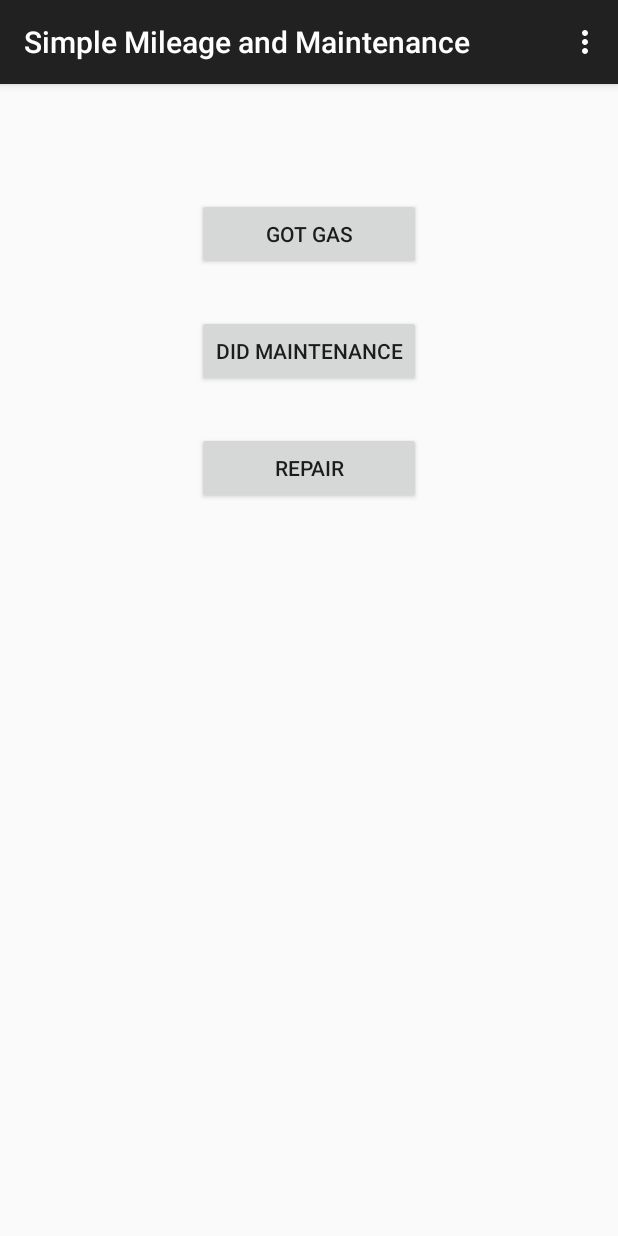
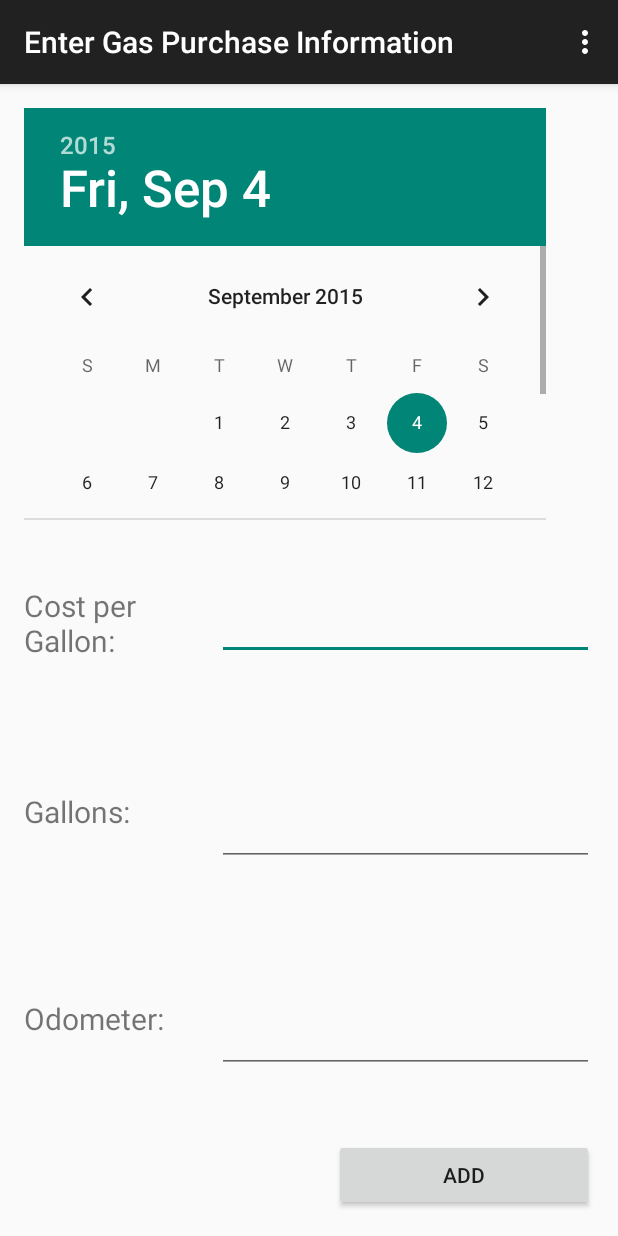
Before and after one commit to deplicator/simple-mileage-and-maintenance, an Android app: the screen it shows after launch (MainActivity before the commit, EnterGasActivity after it), after a tap on "GOT GAS", on a phone screen of 412 x 824 dp. Run offline under Robolectric (Android 15) with nearby library versions, the light colour scheme and no system bars.

Commit message:
Playing with entering data.

```diff
--- a/app/src/main/AndroidManifest.xml
+++ b/app/src/main/AndroidManifest.xml
@@ -17,7 +17,7 @@
             </intent-filter>
         </activity>
         <activity
-            android:name=".GotgasActivity"
+            android:name=".EnterGasActivity"
             android:label="@string/title_activity_gotgas" >
         </activity>
     </application>
--- /dev/null
+++ b/app/src/main/java/net/geekwagon/apps/simplemileageandmaintenance/EnterGasActivity.java
@@ -0,0 +1,93 @@
+package net.geekwagon.apps.simplemileageandmaintenance;
+
+import android.app.AlertDialog;
+import android.content.DialogInterface;
+import android.support.v7.app.AppCompatActivity;
+import android.os.Bundle;
+import android.util.Log;
+import android.view.Menu;
+import android.view.MenuItem;
+import android.view.View;
+import android.widget.Button;
+import android.widget.DatePicker;
+import android.widget.EditText;
+
+public class EnterGasActivity extends AppCompatActivity {
+    private static final String TAG = EnterGasActivity.class.getSimpleName();
+
+    @Override
+    protected void onCreate(Bundle savedInstanceState) {
+
+        super.onCreate(savedInstanceState);
+        setContentView(R.layout.activity_entergas);
+
+        Button yourButton = (Button) findViewById(R.id.gas_ok_btn);
+
+
+
+        yourButton.setOnClickListener(new View.OnClickListener() {
+            public void onClick(View v) {
+
+                // Getting date
+                DatePicker gas_date = (DatePicker) findViewById(R.id.gas_date_field);
+                int day = gas_date.getDayOfMonth();
+                int month = gas_date.getMonth() + 1;
+                int year = gas_date.getYear();
+
+                // Gas cost
+                EditText gas_cost_field = (EditText) findViewById(R.id.gas_cost_field) ;
+                float gas_cost = Float.parseFloat(gas_cost_field.getText().toString());
+
+                // Gas gallons
+                EditText gas_gallons_field = (EditText) findViewById(R.id.gas_gallons_field) ;
+                float gas_gallons = Float.parseFloat(gas_gallons_field.getText().toString());
+
+                // Gas odometer
+                EditText gas_odometer_field = (EditText) findViewById(R.id.gas_odometer_field) ;
+                float gas_odometer = Float.parseFloat(gas_odometer_field.getText().toString());
+
+
+                Log.d(TAG, "clicked on add! cost:" + gas_cost + ", gallons: " + gas_gallons + "odo: " + gas_odometer);
+                AlertDialog.Builder alertdlg = new AlertDialog.Builder(v.getContext());
+                alertdlg.setMessage("are you sure?");
+                alertdlg.setPositiveButton("Looks Good", new DialogInterface.OnClickListener() {
+
+                    @Override
+                    public void onClick(DialogInterface dialog, int which) {
+                        Log.d(TAG, "yes");
+                    }
+                });
+                alertdlg.setNegativeButton("Let me change that", new DialogInterface.OnClickListener() {
+
+                    @Override
+                    public void onClick(DialogInterface dialog, int which) {
+                        Log.d(TAG, "no");
+                    }
+                });
+            }
+        });
+    }
+
+
+    @Override
+    public boolean onCreateOptionsMenu(Menu menu) {
+        // Inflate the menu; this adds items to the action bar if it is present.
+        getMenuInflater().inflate(R.menu.menu_gotgas, menu);
+        return true;
+    }
+
+    @Override
+    public boolean onOptionsItemSelected(MenuItem item) {
+        // Handle action bar item clicks here. The action bar will
+        // automatically handle clicks on the Home/Up button, so long
+        // as you specify a parent activity in AndroidManifest.xml.
+        int id = item.getItemId();
+
+        //noinspection SimplifiableIfStatement
+        if (id == R.id.action_settings) {
+            return true;
+        }
+
+        return super.onOptionsItemSelected(item);
+    }
+}
--- a/app/src/main/java/net/geekwagon/apps/simplemileageandmaintenance/GotGasActivity.java
+++ /dev/null
@@ -1,37 +0,0 @@
-package net.geekwagon.apps.simplemileageandmaintenance;
-
-import android.support.v7.app.AppCompatActivity;
-import android.os.Bundle;
-import android.view.Menu;
-import android.view.MenuItem;
-
-public class GotgasActivity extends AppCompatActivity {
-
-    @Override
-    protected void onCreate(Bundle savedInstanceState) {
-        super.onCreate(savedInstanceState);
-        setContentView(R.layout.activity_gotgas);
-    }
-
-    @Override
-    public boolean onCreateOptionsMenu(Menu menu) {
-        // Inflate the menu; this adds items to the action bar if it is present.
-        getMenuInflater().inflate(R.menu.menu_gotgas, menu);
-        return true;
-    }
-
-    @Override
-    public boolean onOptionsItemSelected(MenuItem item) {
-        // Handle action bar item clicks here. The action bar will
-        // automatically handle clicks on the Home/Up button, so long
-        // as you specify a parent activity in AndroidManifest.xml.
-        int id = item.getItemId();
-
-        //noinspection SimplifiableIfStatement
-        if (id == R.id.action_settings) {
-            return true;
-        }
-
-        return super.onOptionsItemSelected(item);
-    }
-}
--- a/app/src/main/java/net/geekwagon/apps/simplemileageandmaintenance/MainActivity.java
+++ b/app/src/main/java/net/geekwagon/apps/simplemileageandmaintenance/MainActivity.java
@@ -8,8 +8,6 @@ import android.view.MenuItem;
 import android.widget.Button;
 import android.view.View;
 
-import android.util.Log;
-
 public class MainActivity extends AppCompatActivity {
 
     @Override
@@ -17,11 +15,11 @@ public class MainActivity extends AppCompatActivity {
         super.onCreate(savedInstanceState);
         setContentView(R.layout.activity_main);
 
-        Button yourButton = (Button) findViewById(R.id.bt_to_screen_gas);
+        Button yourButton = (Button) findViewById(R.id.gas_enterinfo_btn);
 
         yourButton.setOnClickListener(new View.OnClickListener() {
             public void onClick(View view) {
-                startActivity(new Intent(view.getContext(), GotgasActivity.class));
+                startActivity(new Intent(view.getContext(), EnterGasActivity.class));
             }
         });
     }
--- /dev/null
+++ b/app/src/main/res/layout/activity_entergas.xml
@@ -0,0 +1,111 @@
+<RelativeLayout xmlns:android="http://schemas.android.com/apk/res/android"
+    xmlns:tools="http://schemas.android.com/tools" android:layout_width="match_parent"
+    android:layout_height="match_parent" android:paddingLeft="@dimen/activity_horizontal_margin"
+    android:paddingRight="@dimen/activity_horizontal_margin"
+    android:paddingTop="@dimen/activity_vertical_margin"
+    android:paddingBottom="@dimen/activity_vertical_margin"
+    tools:context="net.geekwagon.apps.simplemileageandmaintenance.EnterGasActivity">
+
+    <LinearLayout
+        android:orientation="vertical"
+        android:layout_width="match_parent"
+        android:layout_height="match_parent"
+        android:weightSum="1">
+
+        <DatePicker
+            android:layout_width="match_parent"
+            android:layout_height="0dp"
+            android:id="@+id/gas_date_field"
+            android:layout_alignParentTop="true"
+            android:layout_weight="0.4" />
+
+        <LinearLayout
+            android:orientation="horizontal"
+            android:layout_width="match_parent"
+            android:layout_height="0dp"
+            android:layout_weight=".2">
+
+            <TextView
+                android:layout_width="0dp"
+                android:layout_height="50dp"
+                android:text="Cost per Gallon:"
+                android:id="@+id/textView3"
+                android:textSize="20sp"
+                android:layout_gravity="center_vertical"
+                android:layout_weight=".34" />
+
+            <EditText
+                android:layout_width="0dp"
+                android:layout_height="50dp"
+                android:inputType="numberDecimal"
+                android:ems="10"
+                android:id="@+id/gas_cost_field"
+                android:layout_gravity="center_vertical"
+                android:layout_weight="0.66" />
+        </LinearLayout>
+
+        <LinearLayout
+            android:orientation="horizontal"
+            android:layout_width="match_parent"
+            android:layout_height="0dp"
+            android:layout_weight=".2" >
+
+            <TextView
+                android:layout_width="0dp"
+                android:layout_height="50dp"
+                android:text="Gallons:"
+                android:id="@+id/textView2"
+                android:textSize="20sp"
+                android:layout_gravity="center_vertical"
+                android:layout_weight=".34" />
+
+            <EditText
+                android:layout_width="0dp"
+                android:layout_height="50dp"
+                android:inputType="numberDecimal"
+                android:ems="10"
+                android:id="@+id/gas_gallons_field"
+                android:layout_gravity="center_vertical"
+                android:layout_weight="0.66" />
+        </LinearLayout>
+
+        <LinearLayout
+            android:orientation="horizontal"
+            android:layout_width="match_parent"
+            android:layout_height="0dp"
+            android:layout_weight=".2" >
+
+            <TextView
+                android:layout_width="0dp"
+                android:layout_height="50dp"
+                android:text="Odometer:"
+                android:id="@+id/textView"
+                android:textSize="20sp"
+                android:layout_gravity="center_vertical"
+                android:layout_weight=".34" />
+
+            <EditText
+                android:layout_width="0dp"
+                android:layout_height="50dp"
+                android:inputType="numberDecimal"
+                android:ems="10"
+                android:id="@+id/gas_odometer_field"
+                android:layout_gravity="center_vertical"
+                android:layout_weight="0.66" />
+        </LinearLayout>
+
+        <Button
+            android:layout_width="173dp"
+            android:layout_height="wrap_content"
+            android:text="Add"
+            android:id="@+id/gas_ok_btn"
+            android:layout_alignParentBottom="true"
+            android:layout_alignParentRight="true"
+            android:layout_alignParentEnd="true"
+            android:layout_gravity="center_vertical|right" />
+
+
+    </LinearLayout>
+
+
+</RelativeLayout>
--- a/app/src/main/res/layout/activity_gotgas.xml
+++ /dev/null
@@ -1,12 +0,0 @@
-<RelativeLayout xmlns:android="http://schemas.android.com/apk/res/android"
-    xmlns:tools="http://schemas.android.com/tools" android:layout_width="match_parent"
-    android:layout_height="match_parent" android:paddingLeft="@dimen/activity_horizontal_margin"
-    android:paddingRight="@dimen/activity_horizontal_margin"
-    android:paddingTop="@dimen/activity_vertical_margin"
-    android:paddingBottom="@dimen/activity_vertical_margin"
-    tools:context="net.geekwagon.apps.simplemileageandmaintenance.GotgasActivity">
-
-    <TextView android:text="@string/hello_world" android:layout_width="wrap_content"
-        android:layout_height="wrap_content" />
-
-</RelativeLayout>
--- a/app/src/main/res/layout/activity_main.xml
+++ b/app/src/main/res/layout/activity_main.xml
@@ -9,7 +9,7 @@
         android:layout_width="wrap_content"
         android:layout_height="wrap_content"
         android:text="@string/to_screen_gas"
-        android:id="@+id/bt_to_screen_gas"
+        android:id="@+id/gas_enterinfo_btn"
         android:layout_alignParentTop="true"
         android:layout_alignLeft="@+id/bt_to_screen_maint"
         android:layout_alignStart="@+id/bt_to_screen_maint"
@@ -22,7 +22,7 @@
         android:layout_height="wrap_content"
         android:text="@string/to_screen_maint"
         android:id="@+id/bt_to_screen_maint"
-        android:layout_below="@+id/bt_to_screen_gas"
+        android:layout_below="@+id/gas_enterinfo_btn"
         android:layout_centerHorizontal="true"
         android:layout_marginTop="30dp" />
 
--- a/app/src/main/res/values/strings.xml
+++ b/app/src/main/res/values/strings.xml
@@ -4,9 +4,8 @@
     <string name="action_settings">Settings</string>
     <string name="to_screen_gas">Got Gas</string>
     <string name="to_screen_maint">Did Maintenance</string>
-    <string name="to_screen_repair">
-        Repair</string>
-    <string name="title_activity_gotgas">GotgasActivity</string>
+    <string name="to_screen_repair">Repair</string>
+    <string name="title_activity_gotgas">Enter Gas Purchase Information</string>
 
     <string name="hello_world">Hello world!</string>
 </resources>
```
